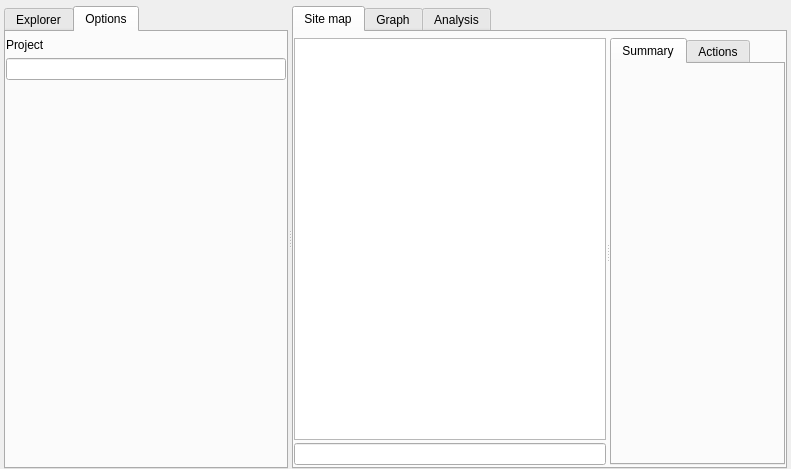
Qt form sub3suite/src/project/Project.ui (3nock/OTE) before a commit.
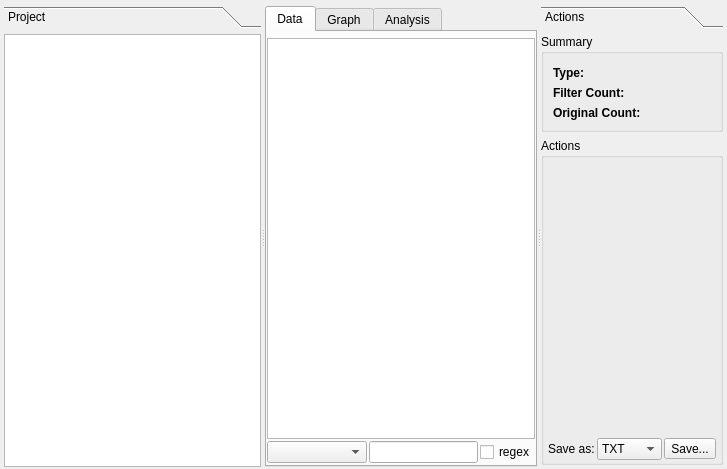
The same form after that commit. The open tabs and pages were chosen to show the change.

Commit message: refining the project module

What changed in the file:
```diff
--- a/sub3suite/src/project/Project.ui
+++ b/sub3suite/src/project/Project.ui
@@ -6,14 +6,14 @@
    <rect>
     <x>0</x>
     <y>0</y>
-    <width>791</width>
+    <width>727</width>
     <height>469</height>
    </rect>
   </property>
   <property name="windowTitle">
    <string>Form</string>
   </property>
-  <layout class="QVBoxLayout" name="verticalLayout_2">
+  <layout class="QVBoxLayout" name="verticalLayout_3">
    <property name="leftMargin">
     <number>4</number>
    </property>
@@ -24,14 +24,18 @@
     <number>4</number>
    </property>
    <property name="bottomMargin">
-    <number>0</number>
+    <number>2</number>
    </property>
    <item>
+    <widget class="QSplitter" name="splitter_2">
+     <property name="orientation">
+      <enum>Qt::Horizontal</enum>
+     </property>
     <widget class="QSplitter" name="splitter">
      <property name="orientation">
       <enum>Qt::Horizontal</enum>
      </property>
-     <widget class="QTabWidget" name="tabWidgetProject">
+      <widget class="QToolBox" name="toolBoxProject">
       <property name="sizePolicy">
        <sizepolicy hsizetype="Preferred" vsizetype="Preferred">
         <horstretch>0</horstretch>
@@ -50,12 +54,20 @@
         <height>16777215</height>
        </size>
       </property>
-      <property name="currentIndex">
+       <property name="tabSpacing">
        <number>0</number>
       </property>
-      <widget class="QWidget" name="tabProjectExplorer">
-       <attribute name="title">
-        <string>Explorer</string>
+       <widget class="QWidget" name="toolBoxProject">
+        <property name="geometry">
+         <rect>
+          <x>0</x>
+          <y>0</y>
+          <width>232</width>
+          <height>440</height>
+         </rect>
+        </property>
+        <attribute name="label">
+         <string>Project</string>
        </attribute>
        <layout class="QVBoxLayout" name="verticalLayout">
         <property name="leftMargin">
@@ -82,48 +94,6 @@
         </item>
        </layout>
       </widget>
-      <widget class="QWidget" name="tabOptions">
-       <attribute name="title">
-        <string>Options</string>
-       </attribute>
-       <layout class="QVBoxLayout" name="verticalLayout_6">
-        <property name="leftMargin">
-         <number>0</number>
-        </property>
-        <property name="topMargin">
-         <number>6</number>
-        </property>
-        <property name="rightMargin">
-         <number>0</number>
-        </property>
-        <property name="bottomMargin">
-         <number>0</number>
-        </property>
-        <item>
-         <widget class="QLabel" name="label">
-          <property name="text">
-           <string>Project</string>
-          </property>
-         </widget>
-        </item>
-        <item>
-         <widget class="QLineEdit" name="lineEditProjectPath"/>
-        </item>
-        <item>
-         <spacer name="verticalSpacer">
-          <property name="orientation">
-           <enum>Qt::Vertical</enum>
-          </property>
-          <property name="sizeHint" stdset="0">
-           <size>
-            <width>20</width>
-            <height>383</height>
-           </size>
-          </property>
-         </spacer>
-        </item>
-       </layout>
-      </widget>
      </widget>
      <widget class="QTabWidget" name="tabWidget">
       <property name="currentIndex">
@@ -131,9 +101,12 @@
       </property>
       <widget class="QWidget" name="tabSiteMap">
        <attribute name="title">
-        <string>Site map</string>
-       </attribute>
-       <layout class="QVBoxLayout" name="verticalLayout_7">
+         <string>Data</string>
+        </attribute>
+        <layout class="QVBoxLayout" name="verticalLayout_2">
+         <property name="spacing">
+          <number>2</number>
+         </property>
         <property name="leftMargin">
          <number>0</number>
         </property>
@@ -145,16 +118,6 @@
         </property>
         <property name="bottomMargin">
          <number>2</number>
-        </property>
-        <item>
-         <widget class="QSplitter" name="splitterSiteMap">
-          <property name="orientation">
-           <enum>Qt::Horizontal</enum>
-          </property>
-          <widget class="QWidget" name="">
-           <layout class="QVBoxLayout" name="verticalLayout_3">
-            <property name="spacing">
-             <number>3</number>
             </property>
             <item>
              <widget class="QTreeView" name="treeViewSiteMap">
@@ -170,32 +133,28 @@
              </widget>
             </item>
             <item>
-             <widget class="QLineEdit" name="lineEditSiteMapFilter"/>
-            </item>
-           </layout>
-          </widget>
-          <widget class="QTabWidget" name="tabWidgetSiteMap">
-           <property name="tabPosition">
-            <enum>QTabWidget::North</enum>
-           </property>
-           <property name="tabShape">
-            <enum>QTabWidget::Rounded</enum>
-           </property>
-           <property name="currentIndex">
-            <number>0</number>
-           </property>
-           <widget class="QWidget" name="tabSummary">
-            <attribute name="title">
-             <string>Summary</string>
-            </attribute>
-           </widget>
-           <widget class="QWidget" name="tab_2">
-            <attribute name="title">
-             <string>Actions</string>
-            </attribute>
-           </widget>
-          </widget>
-         </widget>
+          <layout class="QHBoxLayout" name="horizontalLayout">
+           <item>
+            <widget class="QComboBox" name="comboBoxFilter">
+             <property name="minimumSize">
+              <size>
+               <width>100</width>
+               <height>0</height>
+              </size>
+             </property>
+            </widget>
+           </item>
+           <item>
+            <widget class="QLineEdit" name="lineEditFilter"/>
+           </item>
+           <item>
+            <widget class="QCheckBox" name="checkBoxRegex">
+             <property name="text">
+              <string>regex</string>
+             </property>
+            </widget>
+           </item>
+          </layout>
         </item>
        </layout>
       </widget>
@@ -204,20 +163,20 @@
         <string>Graph</string>
        </attribute>
        <layout class="QVBoxLayout" name="verticalLayout_4">
+         <property name="leftMargin">
+          <number>0</number>
+         </property>
+         <property name="topMargin">
+          <number>6</number>
+         </property>
+         <property name="rightMargin">
+          <number>0</number>
+         </property>
+         <property name="bottomMargin">
+          <number>2</number>
+         </property>
         <item>
-         <widget class="QLabel" name="labelGraph">
-          <property name="font">
-           <font>
-            <pointsize>30</pointsize>
-           </font>
-          </property>
-          <property name="text">
-           <string>Still Under Development</string>
-          </property>
-          <property name="alignment">
-           <set>Qt::AlignCenter</set>
-          </property>
-         </widget>
+          <widget class="QTextBrowser" name="textBrowserGraph"/>
         </item>
        </layout>
       </widget>
@@ -226,19 +185,275 @@
         <string>Analysis</string>
        </attribute>
        <layout class="QVBoxLayout" name="verticalLayout_5">
+         <property name="leftMargin">
+          <number>0</number>
+         </property>
+         <property name="topMargin">
+          <number>6</number>
+         </property>
+         <property name="rightMargin">
+          <number>0</number>
+         </property>
+         <property name="bottomMargin">
+          <number>2</number>
+         </property>
         <item>
-         <widget class="QLabel" name="labelAnalysis">
+          <widget class="QTextBrowser" name="textBrowserAnalysis"/>
+         </item>
+        </layout>
+       </widget>
+      </widget>
+     </widget>
+     <widget class="QToolBox" name="toolBoxActions">
+      <property name="minimumSize">
+       <size>
+        <width>0</width>
+        <height>0</height>
+       </size>
+      </property>
+      <property name="currentIndex">
+       <number>0</number>
+      </property>
+      <property name="tabSpacing">
+       <number>0</number>
+      </property>
+      <widget class="QWidget" name="pageActions">
+       <property name="geometry">
+        <rect>
+         <x>0</x>
+         <y>0</y>
+         <width>179</width>
+         <height>423</height>
+        </rect>
+       </property>
+       <attribute name="label">
+        <string>Actions</string>
+       </attribute>
+       <layout class="QVBoxLayout" name="verticalLayout_9">
+        <property name="leftMargin">
+         <number>0</number>
+        </property>
+        <property name="topMargin">
+         <number>6</number>
+        </property>
+        <property name="rightMargin">
+         <number>0</number>
+        </property>
+        <property name="bottomMargin">
+         <number>2</number>
+        </property>
+        <item>
+         <widget class="QGroupBox" name="groupBox">
+          <property name="minimumSize">
+           <size>
+            <width>0</width>
+            <height>0</height>
+           </size>
+          </property>
+          <property name="title">
+           <string>Summary</string>
+          </property>
+          <layout class="QVBoxLayout" name="verticalLayout_7">
+           <property name="topMargin">
+            <number>12</number>
+           </property>
+           <item>
+            <layout class="QHBoxLayout" name="horizontalLayout_2">
+             <item>
+              <widget class="QLabel" name="label">
+               <property name="sizePolicy">
+                <sizepolicy hsizetype="Maximum" vsizetype="Maximum">
+                 <horstretch>0</horstretch>
+                 <verstretch>0</verstretch>
+                </sizepolicy>
+               </property>
+               <property name="minimumSize">
+                <size>
+                 <width>40</width>
+                 <height>0</height>
+                </size>
+               </property>
           <property name="font">
            <font>
-            <pointsize>30</pointsize>
+                 <weight>75</weight>
+                 <bold>true</bold>
            </font>
           </property>
           <property name="text">
-           <string>Still Under Development</string>
-          </property>
-          <property name="alignment">
-           <set>Qt::AlignCenter</set>
-          </property>
+                <string>Type:</string>
+               </property>
+              </widget>
+             </item>
+             <item>
+              <widget class="QLabel" name="labelType">
+               <property name="text">
+                <string/>
+               </property>
+              </widget>
+             </item>
+            </layout>
+           </item>
+           <item>
+            <layout class="QHBoxLayout" name="horizontalLayout_5">
+             <item>
+              <widget class="QLabel" name="label_4">
+               <property name="sizePolicy">
+                <sizepolicy hsizetype="Maximum" vsizetype="Maximum">
+                 <horstretch>0</horstretch>
+                 <verstretch>0</verstretch>
+                </sizepolicy>
+               </property>
+               <property name="minimumSize">
+                <size>
+                 <width>40</width>
+                 <height>0</height>
+                </size>
+               </property>
+               <property name="font">
+                <font>
+                 <weight>75</weight>
+                 <bold>true</bold>
+                </font>
+               </property>
+               <property name="text">
+                <string>Filter Count:</string>
+               </property>
+              </widget>
+             </item>
+             <item>
+              <widget class="QLabel" name="labelFilterCount">
+               <property name="text">
+                <string/>
+               </property>
+              </widget>
+             </item>
+            </layout>
+           </item>
+           <item>
+            <layout class="QHBoxLayout" name="horizontalLayout_3">
+             <item>
+              <widget class="QLabel" name="label_2">
+               <property name="sizePolicy">
+                <sizepolicy hsizetype="Maximum" vsizetype="Maximum">
+                 <horstretch>0</horstretch>
+                 <verstretch>0</verstretch>
+                </sizepolicy>
+               </property>
+               <property name="minimumSize">
+                <size>
+                 <width>40</width>
+                 <height>0</height>
+                </size>
+               </property>
+               <property name="font">
+                <font>
+                 <weight>75</weight>
+                 <bold>true</bold>
+                </font>
+               </property>
+               <property name="text">
+                <string>Original Count:</string>
+               </property>
+              </widget>
+             </item>
+             <item>
+              <widget class="QLabel" name="labelOriginalCount">
+               <property name="text">
+                <string/>
+               </property>
+              </widget>
+             </item>
+            </layout>
+           </item>
+          </layout>
+         </widget>
+        </item>
+        <item>
+         <widget class="QGroupBox" name="groupBox_3">
+          <property name="title">
+           <string>Actions</string>
+          </property>
+          <layout class="QVBoxLayout" name="verticalLayout_6">
+           <property name="leftMargin">
+            <number>4</number>
+           </property>
+           <property name="rightMargin">
+            <number>4</number>
+           </property>
+           <property name="bottomMargin">
+            <number>2</number>
+           </property>
+           <item>
+            <spacer name="verticalSpacer">
+             <property name="orientation">
+              <enum>Qt::Vertical</enum>
+             </property>
+             <property name="sizeHint" stdset="0">
+              <size>
+               <width>20</width>
+               <height>259</height>
+              </size>
+             </property>
+            </spacer>
+           </item>
+           <item>
+            <layout class="QHBoxLayout" name="horizontalLayout_4">
+             <property name="spacing">
+              <number>2</number>
+             </property>
+             <item>
+              <widget class="QLabel" name="label_3">
+               <property name="sizePolicy">
+                <sizepolicy hsizetype="Maximum" vsizetype="Maximum">
+                 <horstretch>0</horstretch>
+                 <verstretch>0</verstretch>
+                </sizepolicy>
+               </property>
+               <property name="minimumSize">
+                <size>
+                 <width>45</width>
+                 <height>0</height>
+                </size>
+               </property>
+               <property name="text">
+                <string>Save as:</string>
+               </property>
+              </widget>
+             </item>
+             <item>
+              <widget class="QComboBox" name="comboBoxSaveAs">
+               <item>
+                <property name="text">
+                 <string>TXT</string>
+                </property>
+               </item>
+               <item>
+                <property name="text">
+                 <string>CSV</string>
+                </property>
+               </item>
+               <item>
+                <property name="text">
+                 <string>JSON</string>
+                </property>
+               </item>
+               <item>
+                <property name="text">
+                 <string>HTML</string>
+                </property>
+               </item>
+              </widget>
+             </item>
+             <item>
+              <widget class="QToolButton" name="buttonSave">
+               <property name="text">
+                <string>Save...</string>
+               </property>
+              </widget>
+             </item>
+            </layout>
+           </item>
+          </layout>
          </widget>
         </item>
        </layout>
```
Lines whose indentation alone changed are shown as unchanged. The commit also changes 11 other files.
